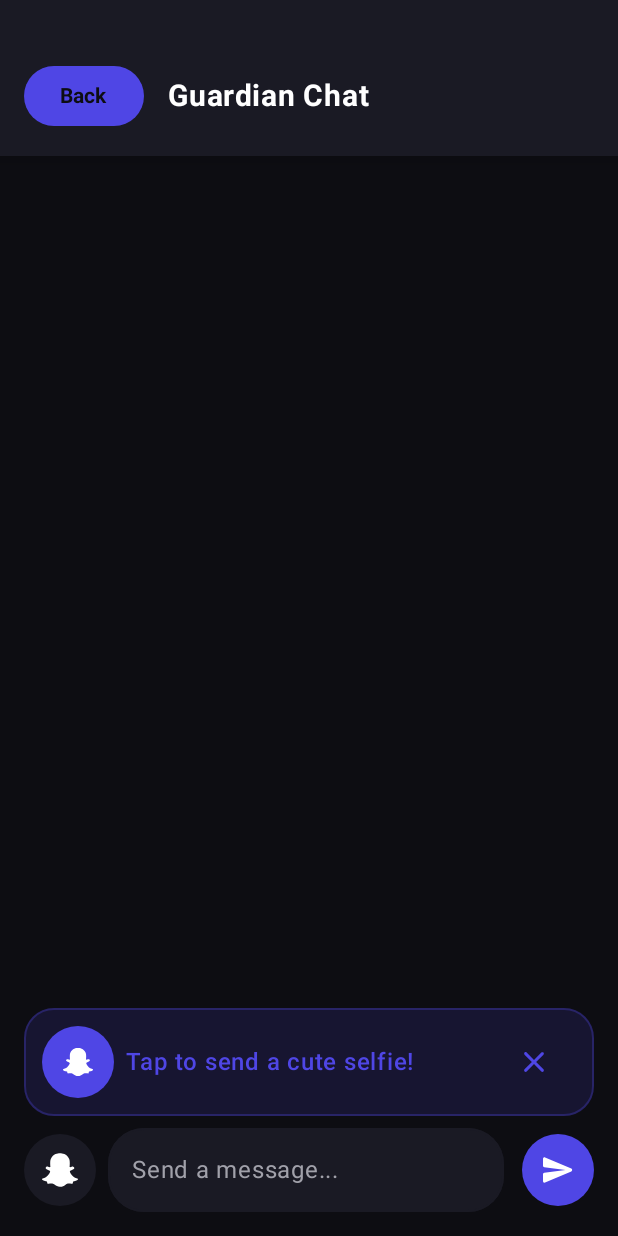
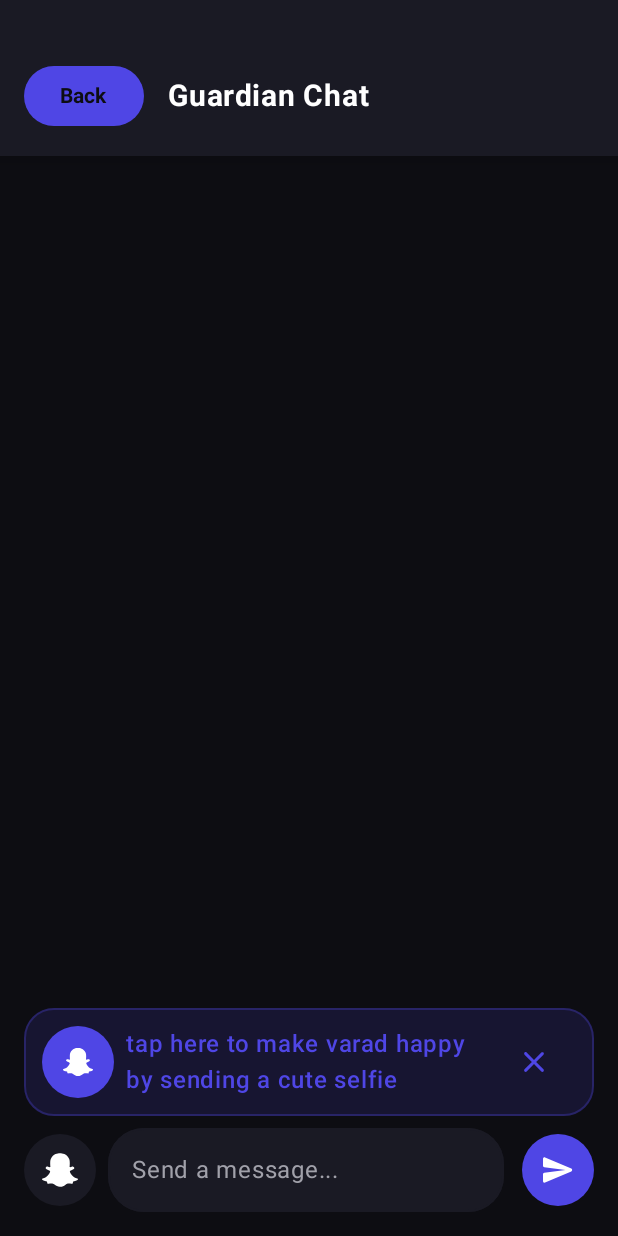
Before and after one commit to varad-oss/AshGo, an Android app built with Jetpack Compose: the TravelerChatScreen screen opened through its navigation route, on a phone screen of 412 x 824 dp. Run offline under Robolectric (Android 15) with nearby library versions, the light colour scheme and no system bars; our stand-ins replace Firebase (no records; nobody signed in at launch, a user with empty details on screens opened directly).

Commit message:
style: update selfie prompt text

```diff
--- a/app/src/main/java/com/varad/unstoppableash/ui/TravelerChatScreen.kt
+++ b/app/src/main/java/com/varad/unstoppableash/ui/TravelerChatScreen.kt
@@ -159,7 +159,7 @@ fun TravelerChatScreen(onBack: () -> Unit) {
                     }
                     Spacer(modifier = Modifier.width(12.dp))
                     Text(
-                        text = "Tap to send a cute selfie!",
+                        text = "tap here to make varad happy by sending a cute selfie",
                         fontWeight = FontWeight.SemiBold,
                         color = PremiumAccent,
                         modifier = Modifier
```
